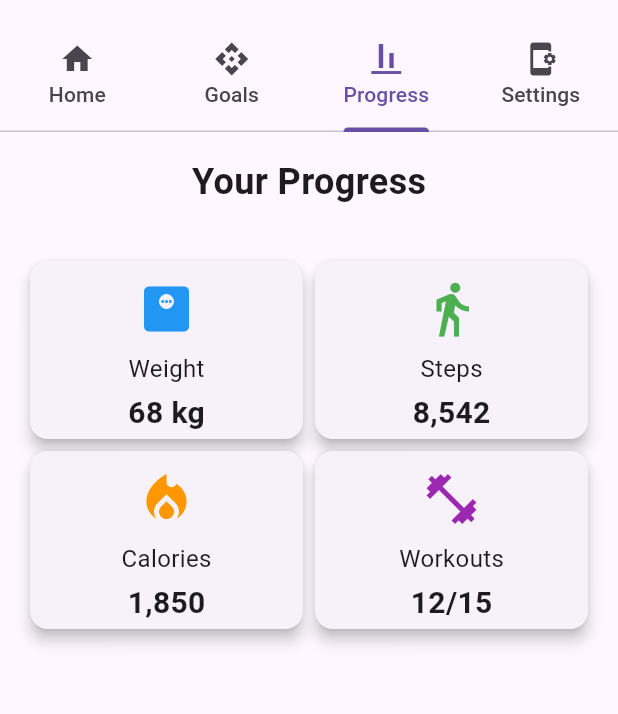
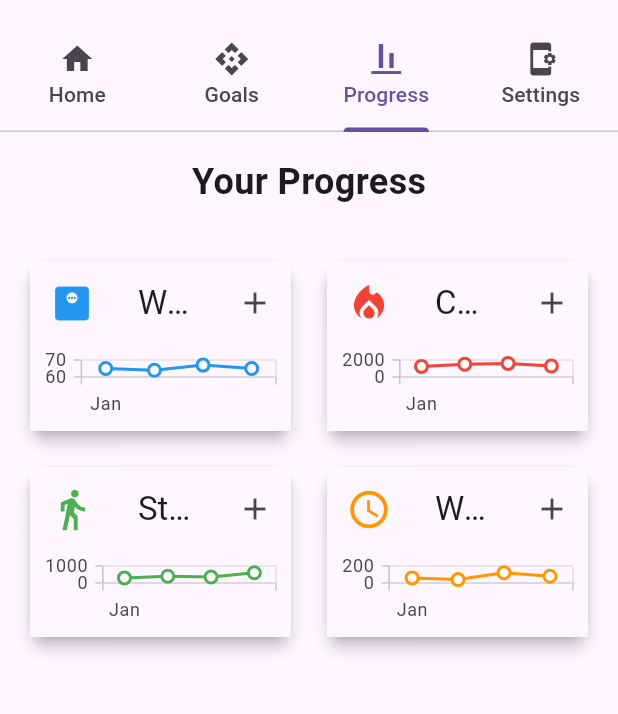
Before and after one commit to ADGLx/flutter_getfit, a Flutter app: the MyHomePage screen opened directly, tab 3 chosen, on a phone screen of 412 x 824 dp, the part 63-777 px from its top. Run offline on Flutter 3.47's test engine with Material 3 defaults, Android fonts, the phone set to English and light mode, and no system bars; our stand-ins replace syncfusion_flutter_charts.

Commit message:
[ADD] Added the progress tab

```diff
--- a/lib/screens/progress_tab.dart
+++ b/lib/screens/progress_tab.dart
@@ -1,4 +1,5 @@
 import 'package:flutter/material.dart';
+import 'package:syncfusion_flutter_charts/charts.dart';
 
 class ProgressTab extends StatelessWidget {
   const ProgressTab({super.key});
@@ -19,11 +20,13 @@ class ProgressTab extends StatelessWidget {
             padding: const EdgeInsets.all(16),
             crossAxisCount: 2,
             childAspectRatio: 1.5,
+            crossAxisSpacing: 16,
+            mainAxisSpacing: 16,
             children: [
-              _buildProgressCard('Weight', '68 kg', Icons.monitor_weight, Colors.blue),
-              _buildProgressCard('Steps', '8,542', Icons.directions_walk, Colors.green),
-              _buildProgressCard('Calories', '1,850', Icons.local_fire_department, Colors.orange),
-              _buildProgressCard('Workouts', '12/15', Icons.fitness_center, Colors.purple),
+              _buildProgressChart(WeightData, "Weight Over Time", Icons.monitor_weight, Colors.blue),
+              _buildProgressChart(CaloriesData, "Calories Burned", Icons.local_fire_department, Colors.red),
+              _buildProgressChart(StepsData, "Steps Taken", Icons.directions_walk, Colors.green),
+              _buildProgressChart(WorkoutData, "Workout Duration", Icons.access_time, Colors.orange),
             ],
           ),
         ),
@@ -31,22 +34,175 @@ class ProgressTab extends StatelessWidget {
     );
   }
 
-  Widget _buildProgressCard(String title, String value, IconData icon, Color color) {
+  Widget _buildProgressChart(List<Data> chartData, String title, IconData icondata, Color iconcolor) {
     return Card(
       elevation: 4,
-      child: Padding(
-        padding: const EdgeInsets.all(12),
-        child: Column(
-          mainAxisAlignment: MainAxisAlignment.center,
-          children: [
-            Icon(icon, size: 40, color: color),
-            const SizedBox(height: 8),
-            Text(title, style: const TextStyle(fontSize: 16)),
-            const SizedBox(height: 4),
-            Text(value, style: const TextStyle(fontSize: 20, fontWeight: FontWeight.bold)),
+      child: CustomChart(
+        chartData: chartData,
+        title: title,
+        icondata: icondata,
+        iconcolor: iconcolor,
+      ),
+    );
+  }
+}
+
+class CustomChart extends StatefulWidget {
+  final List<Data> chartData;
+  final String title;
+  final IconData icondata;
+  final Color iconcolor;
+
+  const CustomChart({
+    super.key,
+    required this.chartData,
+    required this.title,
+    required this.icondata,
+    required this.iconcolor,
+  });
+
+  @override
+  State<CustomChart> createState() => _CustomChartState();
+}
+
+class _CustomChartState extends State<CustomChart> {
+  late List<Data> _currentData;
+  final TextEditingController _textController = TextEditingController();
+
+  @override
+  void initState() {
+    super.initState();
+    _currentData = List.from(widget.chartData);
+  }
+
+  @override
+  void dispose() {
+    _textController.dispose();
+    super.dispose();
+  }
+
+  Future<void> _addDataPoint() async {
+    // Suggest a value slightly higher than last entry
+    final suggestedValue = _currentData.last.value + (_currentData.last.value * 0.1);
+    _textController.text = suggestedValue.toStringAsFixed(1);
+
+    final newValue = await showDialog<double>(
+      context: context,
+      builder: (context) {
+        return AlertDialog(
+          title: Text('Add ${widget.title}'),
+          content: TextField(
+            controller: _textController,
+            keyboardType: TextInputType.number,
+            decoration: InputDecoration(
+              labelText: 'Enter new ${widget.title.split(' ')[0]} value',
+              hintText: 'e.g., ${suggestedValue.toStringAsFixed(1)}',
+            ),
+          ),
+          actions: [
+            TextButton(
+              onPressed: () => Navigator.pop(context),
+              child: const Text('Cancel'),
+            ),
+            TextButton(
+              onPressed: () {
+                final value = double.tryParse(_textController.text);
+                if (value != null) {
+                  Navigator.pop(context, value);
+                } else {
+                  ScaffoldMessenger.of(context).showSnackBar(
+                    const SnackBar(content: Text('Please enter a valid number')),
+                  );
+                }
+              },
+              child: const Text('Add'),
+            ),
+          ],
+        );
+      },
+    );
+
+    if (newValue != null) {
+      setState(() {
+        // Generate next month name (simple implementation)
+        final months = ['Jan', 'Feb', 'Mar', 'Apr', 'May', 'Jun', 'Jul', 'Aug', 'Sep', 'Oct', 'Nov', 'Dec'];
+        final currentMonthIndex = months.indexOf(_currentData.last.day);
+        final nextMonth = currentMonthIndex < months.length - 1
+            ? months[currentMonthIndex + 1]
+            : months[0];
+
+        _currentData.add(Data(nextMonth, newValue));
+      });
+    }
+    _textController.clear();
+  }
+
+  @override
+  Widget build(BuildContext context) {
+    return Scaffold(
+      appBar: AppBar(
+        centerTitle: true,
+        title: Text(widget.title),
+        leading: Padding(
+          padding: const EdgeInsets.all(8.0),
+          child: Icon(widget.icondata, color: widget.iconcolor, size: 30),
+        ),
+        actions: [
+          IconButton(
+            icon: const Icon(Icons.add),
+            onPressed: _addDataPoint,
+          ),
+        ],
+      ),
+      body: Center(
+        child: SfCartesianChart(
+          primaryXAxis: CategoryAxis(),
+          series: <CartesianSeries>[
+            LineSeries<Data, String>(
+              color: widget.iconcolor,
+              dataSource: _currentData,
+              xValueMapper: (Data sales, _) => sales.day,
+              yValueMapper: (Data sales, _) => sales.value,
+              markerSettings: const MarkerSettings(isVisible: true),
+            ),
           ],
         ),
       ),
     );
   }
 }
+
+// Sample data
+List<Data> WeightData = [
+  Data("Jan", 65),
+  Data("Feb", 64),
+  Data("Mar", 67),
+  Data("Apr", 65),
+];
+
+List<Data> CaloriesData = [
+  Data("Jan", 1245),
+  Data("Feb", 1500),
+  Data("Mar", 1600),
+  Data("Apr", 1300),
+];
+
+List<Data> StepsData = [
+  Data("Jan", 300),
+  Data("Feb", 400),
+  Data("Mar", 350),
+  Data("Apr", 600),
+];
+
+List<Data> WorkoutData = [
+  Data("Jan", 60),
+  Data("Feb", 40),
+  Data("Mar", 120),
+  Data("Apr", 80),
+];
+
+class Data {
+  Data(this.day, this.value);
+  final String day;
+  final double value;
+}
--- a/pubspec.yaml
+++ b/pubspec.yaml
@@ -104,6 +104,8 @@ dependencies:
   english_words: ^4.0.0
   provider: ^6.1.2
   modular_ui: ^0.0.5
+  flutter_charts: ^0.5.2
+  syncfusion_flutter_charts: ^29.1.37
 
 dev_dependencies:
   flutter_test:
```
Also changed, not shown: pubspec.lock, 1 other file.
